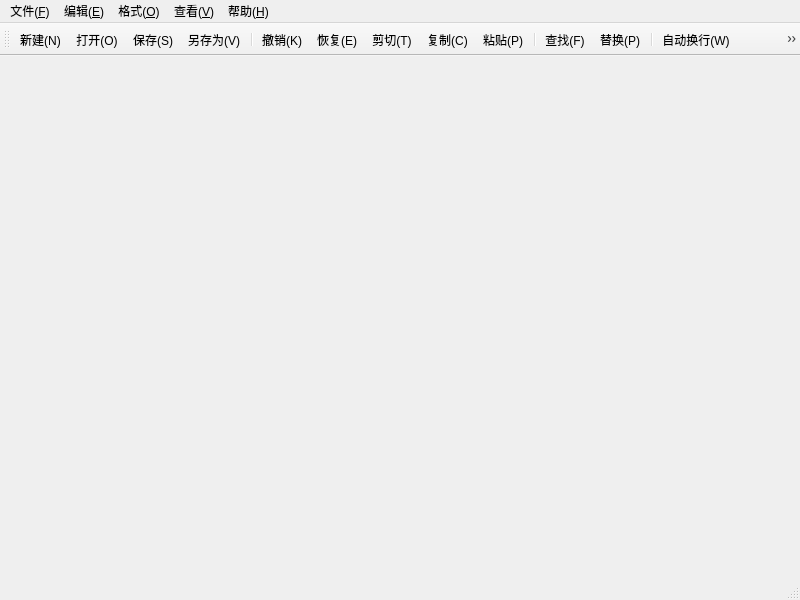
Before: the Qt Designer form mainwindow.ui in alac19/QtCourse, drawn with Qt 5.
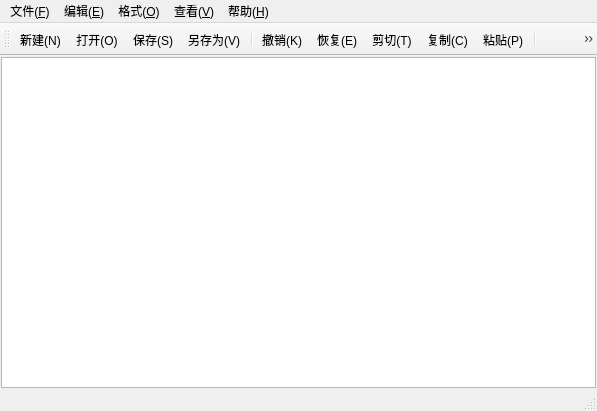
After: the same form once the commit is applied. Icons and pictures are not drawn.

Commit message: finish QPlianTextEdit

```diff
--- a/mainwindow.ui
+++ b/mainwindow.ui
@@ -6,20 +6,41 @@
    <rect>
     <x>0</x>
     <y>0</y>
-    <width>800</width>
-    <height>600</height>
+    <width>597</width>
+    <height>411</height>
    </rect>
   </property>
   <property name="windowTitle">
    <string>MainWindow</string>
   </property>
-  <widget class="QWidget" name="centralwidget"/>
+  <widget class="QWidget" name="centralwidget">
+   <layout class="QVBoxLayout" name="verticalLayout">
+    <property name="spacing">
+     <number>0</number>
+    </property>
+    <property name="leftMargin">
+     <number>1</number>
+    </property>
+    <property name="topMargin">
+     <number>1</number>
+    </property>
+    <property name="rightMargin">
+     <number>1</number>
+    </property>
+    <property name="bottomMargin">
+     <number>1</number>
+    </property>
+    <item>
+     <widget class="QPlainTextEdit" name="plainTextEdit"/>
+    </item>
+   </layout>
+  </widget>
   <widget class="QMenuBar" name="menubar">
    <property name="geometry">
     <rect>
      <x>0</x>
      <y>0</y>
-     <width>800</width>
+     <width>597</width>
      <height>18</height>
     </rect>
    </property>
```
